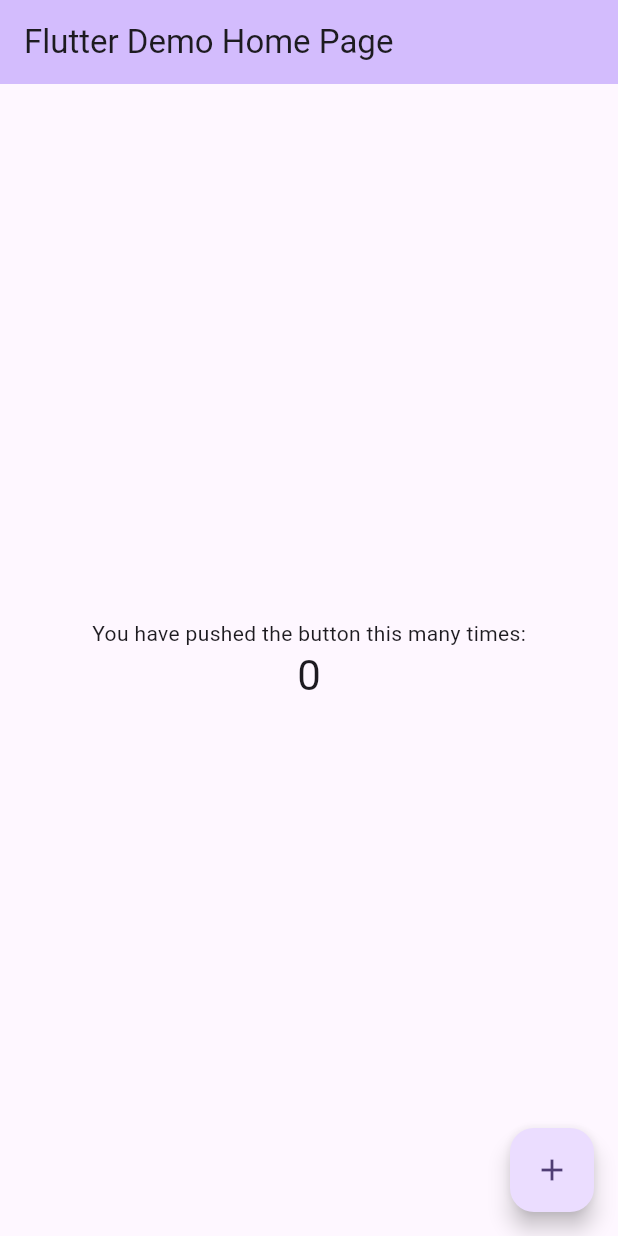
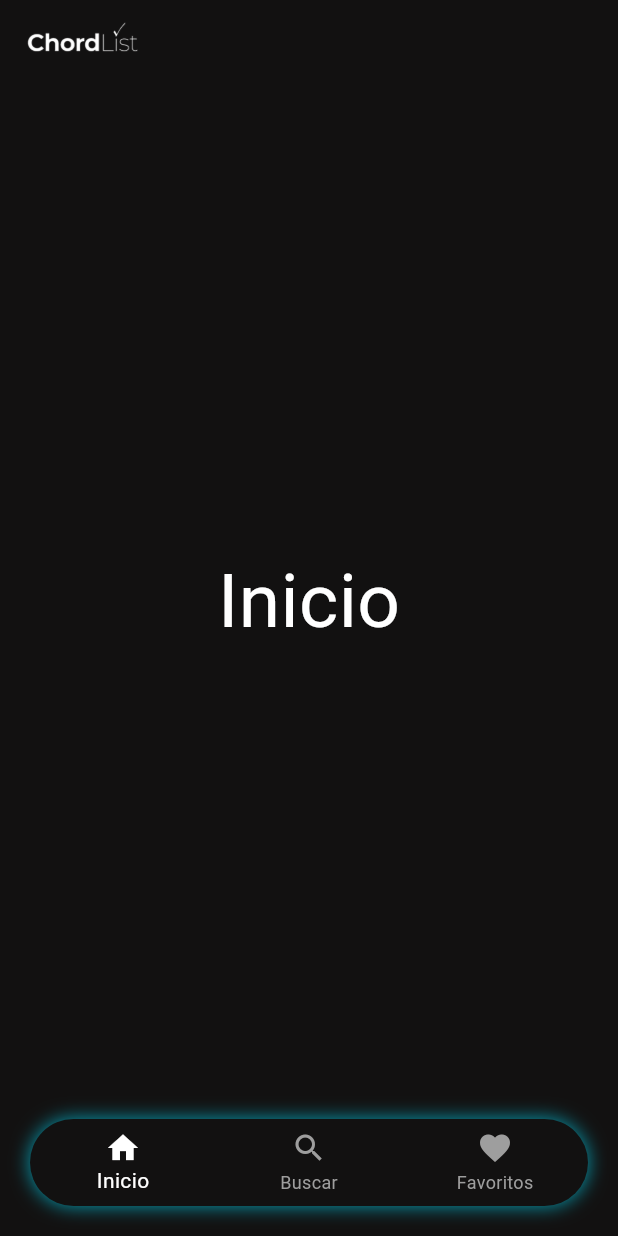
Before and after one commit to scasmat/ChordList, a Flutter app: the screen it shows after launch, on a phone screen of 412 x 824 dp. Run offline on Flutter 3.47's test engine with Material 3 defaults, Android fonts, the phone set to English and light mode, and no system bars; Roboto replaces fonts that are missing (Montserrat).

Commit message:
Carga de 3 pantallas con BottomNavegationBar funcional

```diff
--- a/lib/main.dart
+++ b/lib/main.dart
@@ -1,122 +1,72 @@
+import 'package:chordlist/presentacion/pantallas/buscar_screen.dart';
+import 'package:chordlist/presentacion/pantallas/favs_screen.dart';
 import 'package:flutter/material.dart';
+import 'package:chordlist/presentacion/pantallas/main_screen.dart';
 
-void main() {
+void main(){
   runApp(const MyApp());
 }
 
-class MyApp extends StatelessWidget {
+class MyApp extends StatefulWidget{
   const MyApp({super.key});
+  @override
+  State<MyApp> createState() => _MyAppState();
+}
 
-  // This widget is the root of your application.
+class _MyAppState extends State<MyApp> {
+  int _paginaActual = 0;
+
+  final List<Widget> _pantallas = [
+    const MainScreen(),
+    const BuscarScreen(),
+    const FavsScreen(),
+  ];
+
   @override
   Widget build(BuildContext context) {
     return MaterialApp(
-      title: 'Flutter Demo',
-      theme: ThemeData(
-        // This is the theme of your application.
-        //
-        // TRY THIS: Try running your application with "flutter run". You'll see
-        // the application has a purple toolbar. Then, without quitting the app,
-        // try changing the seedColor in the colorScheme below to Colors.green
-        // and then invoke "hot reload" (save your changes or press the "hot
-        // reload" button in a Flutter-supported IDE, or press "r" if you used
-        // the command line to start the app).
-        //
-        // Notice that the counter didn't reset back to zero; the application
-        // state is not lost during the reload. To reset the state, use hot
-        // restart instead.
-        //
-        // This works for code too, not just values: Most code changes can be
-        // tested with just a hot reload.
-        colorScheme: ColorScheme.fromSeed(seedColor: Colors.deepPurple),
-      ),
-      home: const MyHomePage(title: 'Flutter Demo Home Page'),
+      debugShowCheckedModeBanner: false,
+      home: Scaffold(
+        backgroundColor: Color(0xFF121111),
+        body: Column(
+          children: [
+            Expanded(
+              child: _pantallas[_paginaActual],
+            ),
+            Container(
+              margin: const EdgeInsets.only(left: 20, right: 20, bottom: 20),
+              decoration: BoxDecoration(
+                color: Color(0xFF121111),
+                borderRadius: BorderRadius.all(Radius.circular(30)),
+                boxShadow: [
+                  BoxShadow(color: Color(0xFF06A0B5), spreadRadius: 0, blurRadius: 10),
+                ],
+              ),
+              child: ClipRRect(
+                borderRadius: BorderRadius.all(Radius.circular(30)),
+                child: BottomNavigationBar(
+                  backgroundColor: Colors.transparent,
+                  elevation: 0,
+                  type: BottomNavigationBarType.fixed,
+                  selectedItemColor: Color(0xFFFFFFFF),
+                  unselectedItemColor: Colors.grey,
+                  onTap: (index){
+                    setState(() {
+                      _paginaActual = index;
+                    });
+                  },
+                  currentIndex: _paginaActual,
+                  items: [
+                    BottomNavigationBarItem(icon: Icon(Icons.home), label: "Inicio"),
+                    BottomNavigationBarItem(icon: Icon(Icons.search), label: "Buscar"),
+                    BottomNavigationBarItem(icon: Icon(Icons.favorite), label: "Favoritos"),
+                  ],
+                ),
+              ),
+            ),
+          ],
+        ),
+      )
     );
   }
 }
-
-class MyHomePage extends StatefulWidget {
-  const MyHomePage({super.key, required this.title});
-
-  // This widget is the home page of your application. It is stateful, meaning
-  // that it has a State object (defined below) that contains fields that affect
-  // how it looks.
-
-  // This class is the configuration for the state. It holds the values (in this
-  // case the title) provided by the parent (in this case the App widget) and
-  // used by the build method of the State. Fields in a Widget subclass are
-  // always marked "final".
-
-  final String title;
-
-  @override
-  State<MyHomePage> createState() => _MyHomePageState();
-}
-
-class _MyHomePageState extends State<MyHomePage> {
-  int _counter = 0;
-
-  void _incrementCounter() {
-    setState(() {
-      // This call to setState tells the Flutter framework that something has
-      // changed in this State, which causes it to rerun the build method below
-      // so that the display can reflect the updated values. If we changed
-      // _counter without calling setState(), then the build method would not be
-      // called again, and so nothing would appear to happen.
-      _counter++;
-    });
-  }
-
-  @override
-  Widget build(BuildContext context) {
-    // This method is rerun every time setState is called, for instance as done
-    // by the _incrementCounter method above.
-    //
-    // The Flutter framework has been optimized to make rerunning build methods
-    // fast, so that you can just rebuild anything that needs updating rather
-    // than having to individually change instances of widgets.
-    return Scaffold(
-      appBar: AppBar(
-        // TRY THIS: Try changing the color here to a specific color (to
-        // Colors.amber, perhaps?) and trigger a hot reload to see the AppBar
-        // change color while the other colors stay the same.
-        backgroundColor: Theme.of(context).colorScheme.inversePrimary,
-        // Here we take the value from the MyHomePage object that was created by
-        // the App.build method, and use it to set our appbar title.
-        title: Text(widget.title),
-      ),
-      body: Center(
-        // Center is a layout widget. It takes a single child and positions it
-        // in the middle of the parent.
-        child: Column(
-          // Column is also a layout widget. It takes a list of children and
-          // arranges them vertically. By default, it sizes itself to fit its
-          // children horizontally, and tries to be as tall as its parent.
-          //
-          // Column has various properties to control how it sizes itself and
-          // how it positions its children. Here we use mainAxisAlignment to
-          // center the children vertically; the main axis here is the vertical
-          // axis because Columns are vertical (the cross axis would be
-          // horizontal).
-          //
-          // TRY THIS: Invoke "debug painting" (choose the "Toggle Debug Paint"
-          // action in the IDE, or press "p" in the console), to see the
-          // wireframe for each widget.
-          mainAxisAlignment: MainAxisAlignment.center,
-          children: <Widget>[
-            const Text('You have pushed the button this many times:'),
-            Text(
-              '$_counter',
-              style: Theme.of(context).textTheme.headlineMedium,
-            ),
-          ],
-        ),
-      ),
-      floatingActionButton: FloatingActionButton(
-        onPressed: _incrementCounter,
-        tooltip: 'Increment',
-        child: const Icon(Icons.add),
-      ), // This trailing comma makes auto-formatting nicer for build methods.
-    );
-  }
-}
--- /dev/null
+++ b/lib/presentacion/pantallas/main_screen.dart
@@ -0,0 +1,31 @@
+import 'package:flutter/material.dart';
+
+class MainScreen extends StatefulWidget {
+  const MainScreen({super.key});
+
+  @override
+  State<MainScreen> createState() => _MainScreenState();
+}
+
+class _MainScreenState extends State<MainScreen>{
+  int cantidadclicks = 0;
+
+  @override
+  Widget build(BuildContext context) {
+
+    return Scaffold(
+      backgroundColor: Color(0xFF121111),
+      appBar: AppBar(
+        backgroundColor: Color(0xFF121111),
+        centerTitle: false,
+        title: Image.asset(
+          'recursos/imagenes/icon/logo1.png',
+          height: 40,
+        )
+      ),
+      body: Center(
+        child: Text("Inicio", style: TextStyle(fontSize: 50, fontFamily: 'Montserrat', color: Color(0xFFFFFFFF)),),
+      ),
+    );
+  }
+}
--- a/pubspec.yaml
+++ b/pubspec.yaml
@@ -58,8 +58,8 @@ flutter:
   uses-material-design: true
 
   # To add assets to your application, add an assets section, like this:
-  # assets:
-  #   - images/a_dot_burr.jpeg
+  assets:
+   - recursos/imagenes/icon/
   #   - images/a_dot_ham.jpeg
 
   # An image asset can refer to one or more resolution-specific "variants", see
```
Also changed, not shown: lib/presentacion/pantallas/buscar_screen.dart (added, +28 -0 lines), lib/presentacion/pantallas/favs_screen.dart (added, +28 -0 lines), lib/presentacion/pantallas/login_screen.dart (added, +18 -0 lines), recursos/imagenes/icon/logo1.png (added).
